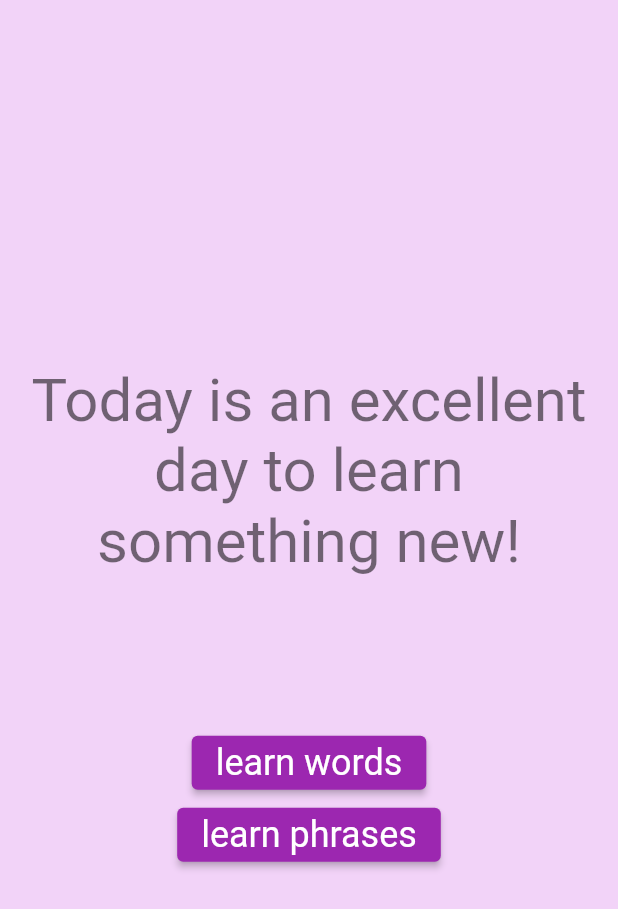
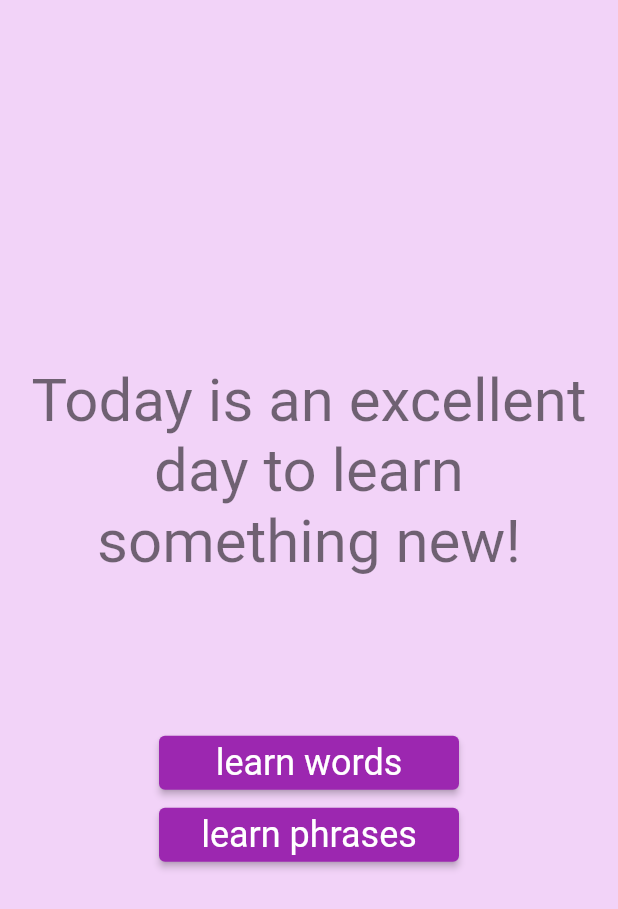
Before and after one commit to dariagorlova/english_for_it, a Flutter app: the screen it shows after launch, on a phone screen of 412 x 824 dp. Shown: the top 909 px of the screen. Run offline on Flutter 3.47's test engine with Material 2 defaults, Android fonts, the phone set to English and light mode, and no system bars; our stand-ins replace confetti, flutter_bloc, flutter_local_notifications, flutter_native_timezone, flutter_tts, freezed_annotation and 8 more; missing offline and left inert: flutter_app_badger, translator; accounts and stored records are empty; Roboto replaces fonts that are missing (Pattaya).

Commit message:
refactor UI for start screen

```diff
--- a/lib/features/start_screen/start_screen.dart
+++ b/lib/features/start_screen/start_screen.dart
@@ -47,7 +47,9 @@ class _StartScreenState extends State<StartScreen> with WidgetsBindingObserver {
               const SizedBox(
                 height: 100,
               ),
-              ElevatedButton(
+              SizedBox(
+                width: 200,
+                child: ElevatedButton(
                   onPressed: () {
                     //   async {
                     // await FlutterNotification.instance.cancelNotification();
@@ -72,7 +74,10 @@ class _StartScreenState extends State<StartScreen> with WidgetsBindingObserver {
                         ?.copyWith(color: Theme.of(context).cardColor),
                   ),
                 ),
-              ElevatedButton(
+              ),
+              SizedBox(
+                width: 200,
+                child: ElevatedButton(
                   onPressed: () {
                     context.go('/learningPhrases');
                   },
@@ -84,6 +89,7 @@ class _StartScreenState extends State<StartScreen> with WidgetsBindingObserver {
                         ?.copyWith(color: Theme.of(context).cardColor),
                   ),
                 ),
+              ),
             ],
           ),
         ),
```
Lines whose indentation alone changed are shown as unchanged.
